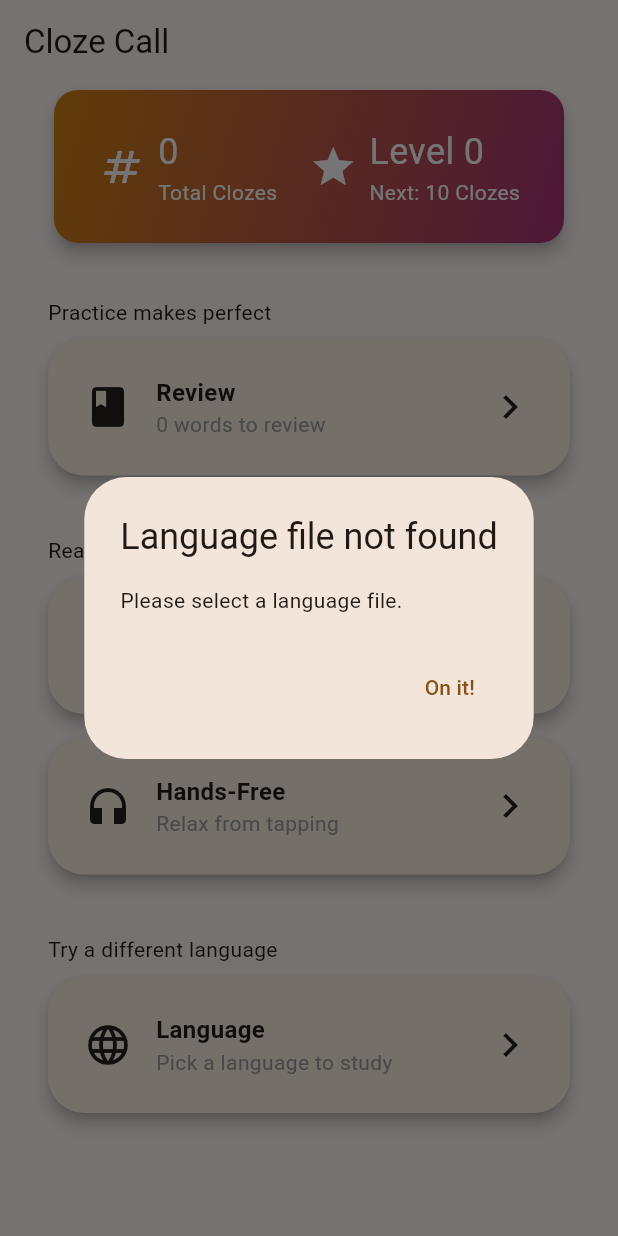
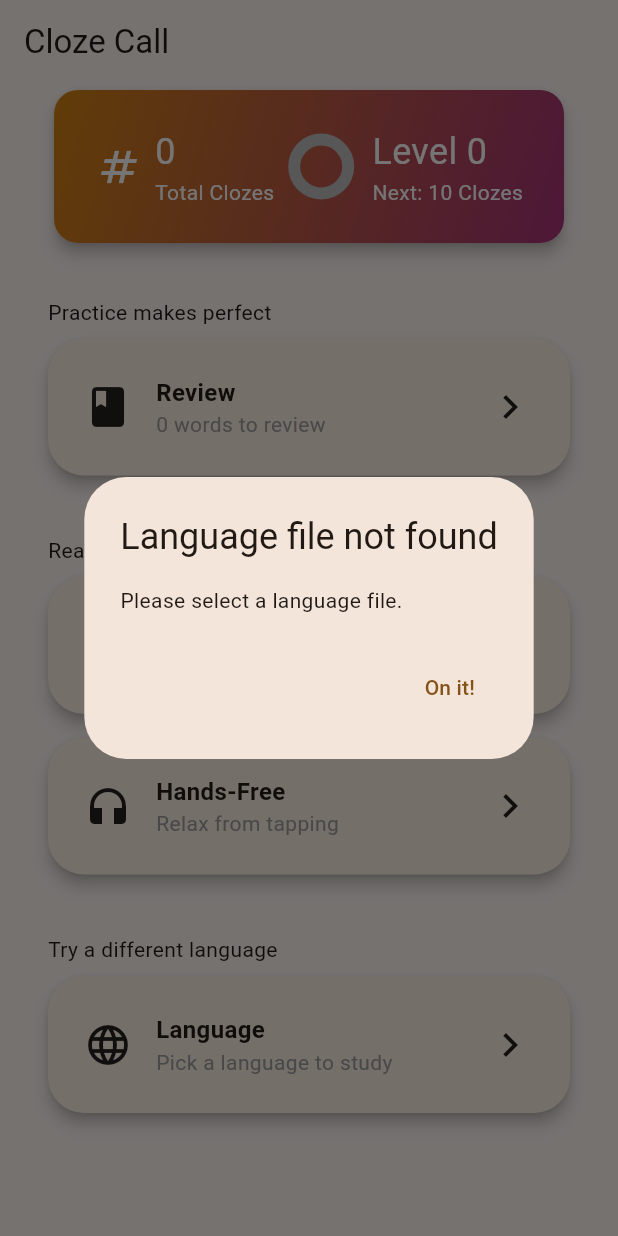
Before and after one commit to dov-vai/ClozeCall, a Flutter app: the screen it shows after launch, on a phone screen of 412 x 824 dp. Run offline on Flutter 3.47's test engine with Material 3 defaults, Android fonts, the phone set to English and light mode, and no system bars; our stand-ins replace audioplayers, connectivity_plus, dio, file_picker, sqflite, sqflite_common_ffi; missing offline and left inert: edge_tts, translator; accounts and stored records are empty.

Commit message:
feat(home): circular progress bar for levels

```diff
--- a/lib/pages/home/home_page.dart
+++ b/lib/pages/home/home_page.dart
@@ -2,6 +2,7 @@
 import 'dart:math';
 
 import 'package:cloze_call/data/streams/cloze_stream_service.dart';
+import 'package:cloze_call/pages/home/widgets/stats_card.dart';
 import 'package:cloze_call/widgets/card_button.dart';
 import 'package:cloze_call/widgets/progress_dialog.dart';
 import 'package:flutter/material.dart';
@@ -96,7 +97,10 @@
                     Expanded(
                       child: ListView(
                         children: [
-                          statsCard(totalClozes, level, clozesToNextLevel),
+                          StatsCard(
+                              totalClozes: totalClozes,
+                              level: level,
+                              clozesToNextLevel: clozesToNextLevel),
                           const SizedBox(
                             height: 32,
                           ),
@@ -154,76 +158,6 @@
                 ))));
   }
 
-  Widget statsCard(int total, double level, int clozesToNextLevel) {
-    return Card(
-      elevation: 4,
-      shape: RoundedRectangleBorder(
-        borderRadius: BorderRadius.circular(16),
-      ),
-      child: Container(
-          decoration: BoxDecoration(
-            borderRadius: BorderRadius.circular(16),
-            gradient: const LinearGradient(
-              colors: [Color(0xffD38312), Color(0xffA83279)],
-              begin: Alignment.topLeft,
-              end: Alignment.bottomRight,
-            ),
-          ),
-          child: Padding(
-            padding: const EdgeInsets.all(24),
-            child: LayoutBuilder(
-              builder: (context, constraints) {
-                bool isHorizontal = constraints.maxWidth > 280;
-
-                return Flex(
-                  direction: isHorizontal ? Axis.horizontal : Axis.vertical,
-                  mainAxisAlignment: MainAxisAlignment.spaceAround,
-                  children: [
-                    statsPart(Icons.numbers, total.toString(), 'Total Clozes'),
-                    const SizedBox(
-                      height: 8,
-                    ),
-                    statsPart(Icons.star, "Level ${level.floor()}",
-                        "Next: $clozesToNextLevel Clozes"),
-                  ],
-                );
-              },
-            ),
-          )),
-    );
-  }
-
-  Widget statsPart(IconData icon, String title, String subtitle) {
-    return Column(
-      children: [
-        Row(
-          children: [
-            Icon(
-              icon,
-              color: Colors.white,
-              size: 32,
-            ),
-            const SizedBox(width: 8),
-            Column(
-              mainAxisAlignment: MainAxisAlignment.center,
-              crossAxisAlignment: CrossAxisAlignment.start,
-              children: [
-                Text(
-                  title,
-                  style: const TextStyle(color: Colors.white, fontSize: 24),
-                ),
-                Text(
-                  subtitle,
-                  style: const TextStyle(fontSize: 14, color: Colors.white),
-                )
-              ],
-            )
-          ],
-        )
-      ],
-    );
-  }
-
   Future<void> uninitializedDialog() async {
     return showDialog(
         context: context,
--- /dev/null
+++ b/lib/pages/home/widgets/stats_card.dart
@@ -0,0 +1,119 @@
+import 'package:flutter/material.dart';
+
+class StatsCard extends StatelessWidget {
+  final int totalClozes;
+  final double level;
+  final int clozesToNextLevel;
+
+  const StatsCard(
+      {required this.totalClozes,
+      required this.level,
+      required this.clozesToNextLevel,
+      super.key});
+
+  @override
+  Widget build(BuildContext context) {
+    return Card(
+      elevation: 4,
+      shape: RoundedRectangleBorder(
+        borderRadius: BorderRadius.circular(16),
+      ),
+      child: Container(
+          decoration: BoxDecoration(
+            borderRadius: BorderRadius.circular(16),
+            gradient: const LinearGradient(
+              colors: [Color(0xffD38312), Color(0xffA83279)],
+              begin: Alignment.topLeft,
+              end: Alignment.bottomRight,
+            ),
+          ),
+          child: Padding(
+            padding: const EdgeInsets.all(24),
+            child: LayoutBuilder(
+              builder: (context, constraints) {
+                bool isHorizontal = constraints.maxWidth > 280;
+
+                return Flex(
+                  direction: isHorizontal ? Axis.horizontal : Axis.vertical,
+                  mainAxisAlignment: MainAxisAlignment.spaceAround,
+                  children: [
+                    statsPart(
+                        Icons.numbers, totalClozes.toString(), 'Total Clozes'),
+                    const SizedBox(
+                      height: 8,
+                    ),
+                    levelProgress(
+                        "Level ${level.floor()}",
+                        "Next: $clozesToNextLevel Clozes",
+                        level - level.floor())
+                  ],
+                );
+              },
+            ),
+          )),
+    );
+  }
+
+  Widget levelProgress(String title, String subtitle, double progress) {
+    return Column(
+      children: [
+        Row(
+          children: [
+            CircularProgressIndicator(
+              value: progress,
+              strokeWidth: 8.0,
+              backgroundColor: Colors.grey[400],
+              valueColor: const AlwaysStoppedAnimation<Color>(Colors.white),
+            ),
+            const SizedBox(width: 16),
+            Column(
+              mainAxisAlignment: MainAxisAlignment.center,
+              crossAxisAlignment: CrossAxisAlignment.start,
+              children: [
+                Text(
+                  title,
+                  style: const TextStyle(color: Colors.white, fontSize: 24),
+                ),
+                Text(
+                  subtitle,
+                  style: const TextStyle(fontSize: 14, color: Colors.white),
+                )
+              ],
+            )
+          ],
+        )
+      ],
+    );
+  }
+
+  Widget statsPart(IconData icon, String title, String subtitle) {
+    return Column(
+      children: [
+        Row(
+          children: [
+            Icon(
+              icon,
+              color: Colors.white,
+              size: 32,
+            ),
+            const SizedBox(width: 8),
+            Column(
+              mainAxisAlignment: MainAxisAlignment.center,
+              crossAxisAlignment: CrossAxisAlignment.start,
+              children: [
+                Text(
+                  title,
+                  style: const TextStyle(color: Colors.white, fontSize: 24),
+                ),
+                Text(
+                  subtitle,
+                  style: const TextStyle(fontSize: 14, color: Colors.white),
+                )
+              ],
+            )
+          ],
+        )
+      ],
+    );
+  }
+}
```
